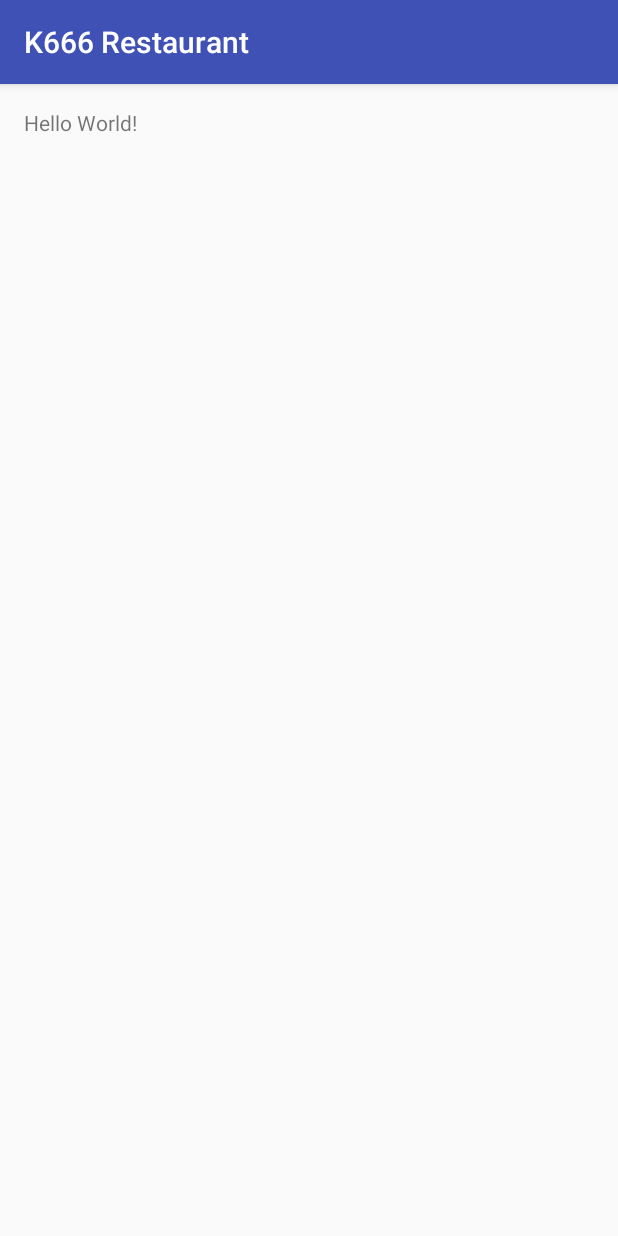
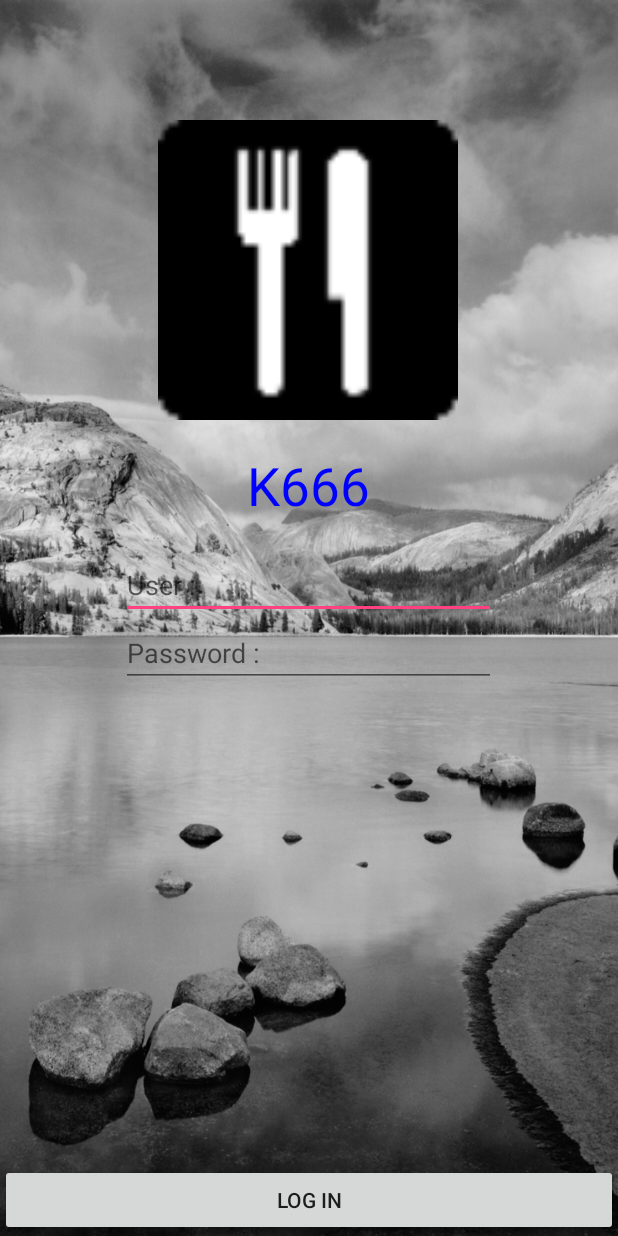
Before and after one commit to TaweevatKao/K666-Restaurant, an Android app: the screen it shows after launch (MainActivity), on a phone screen of 412 x 824 dp. Run offline under Robolectric (Android 15) with nearby library versions, the phone set to English and light mode, and no system bars.

Commit message:
finish 19/03/59  15.00 n

```diff
--- a/app/src/main/java/rru/kao/taweevat/k666restaurant/MainActivity.java
+++ b/app/src/main/java/rru/kao/taweevat/k666restaurant/MainActivity.java
@@ -5,6 +5,9 @@ import android.os.StrictMode;
 import android.support.v7.app.AppCompatActivity;
 import android.os.Bundle;
 import android.util.Log;
+import android.view.View;
+import android.widget.EditText;
+import android.widget.Toast;
 
 import org.apache.http.HttpEntity;
 import org.apache.http.HttpResponse;
@@ -22,12 +25,20 @@ public class MainActivity extends AppCompatActivity {
 
     //explicit
     private MyManage myManage;
+    private EditText userEditText, passwordEditText;
+    private String userString, passwordString;
+
 
 
     @Override
     protected void onCreate(Bundle savedInstanceState) {
         super.onCreate(savedInstanceState);
         setContentView(R.layout.activity_main);
+
+        //Bind widget
+        bindwidget();
+
+
 
         //Request SQLite
         myManage = new MyManage(this);
@@ -45,6 +56,39 @@ public class MainActivity extends AppCompatActivity {
 
 
     }// main method
+
+    public void clickLogin(View view) {
+
+        userString = userEditText.getText().toString().trim();
+        passwordString = passwordEditText.getText().toString().trim();
+
+
+        //cheack space
+        if (userString.equals("") || passwordString.equals("")) {
+            //Have Space
+            myAlertg("มีช่องว่าง");
+
+        } else {
+
+
+
+        }
+
+
+    } //clicklogin
+
+    private void myAlertg(String strMessage) {
+        Toast.makeText(MainActivity.this, strMessage, Toast.LENGTH_SHORT).show();
+
+    }
+
+    private void bindwidget() {
+
+        userEditText = (EditText) findViewById(R.id.editText);
+        passwordEditText = (EditText) findViewById(R.id.editText2);
+
+
+    }
 
     private void sysJSONtoSQLite() {
 
--- a/app/src/main/res/layout/activity_main.xml
+++ b/app/src/main/res/layout/activity_main.xml
@@ -3,14 +3,66 @@
     xmlns:tools="http://schemas.android.com/tools"
     android:layout_width="match_parent"
     android:layout_height="match_parent"
-    android:paddingBottom="@dimen/activity_vertical_margin"
-    android:paddingLeft="@dimen/activity_horizontal_margin"
-    android:paddingRight="@dimen/activity_horizontal_margin"
-    android:paddingTop="@dimen/activity_vertical_margin"
-    tools:context="rru.kao.taweevat.k666restaurant.MainActivity">
+    tools:context=".MainActivity"
+    android:background="@drawable/bg800">
 
-    <TextView
+    <LinearLayout
+        android:orientation="vertical"
         android:layout_width="wrap_content"
         android:layout_height="wrap_content"
-        android:text="Hello World!" />
+        android:layout_centerHorizontal="true"
+        android:layout_marginTop="60dp"
+        android:padding="20dp"
+        android:gravity="center_horizontal">
+
+        <ImageView
+            android:layout_width="@dimen/icon"
+            android:layout_height="@dimen/icon"
+            android:id="@+id/imageView"
+            android:layout_gravity="center_horizontal"
+            android:src="@drawable/restaurant" />
+
+        <TextView
+            android:layout_width="wrap_content"
+            android:layout_height="wrap_content"
+            android:text="K666"
+            android:id="@+id/textView"
+            android:textSize="@dimen/h1"
+            android:layout_gravity="center_horizontal"
+            android:layout_margin="20dp"
+            android:textColor="@color/text" />
+
+        <EditText
+            android:layout_width="@dimen/edittext"
+            android:layout_height="wrap_content"
+            android:id="@+id/editText"
+            android:hint="User :" />
+
+        <EditText
+            android:layout_width="@dimen/edittext"
+            android:layout_height="wrap_content"
+            android:id="@+id/editText2"
+            android:hint="Password :"
+            android:inputType="textPassword"
+            android:password="true" />
+
+    </LinearLayout>
+
+    <LinearLayout
+        android:orientation="horizontal"
+        android:layout_width="match_parent"
+        android:layout_height="wrap_content"
+        android:layout_alignParentBottom="true"
+        android:id="@+id/linBotton">
+
+        <Button
+            android:layout_width="wrap_content"
+            android:layout_height="wrap_content"
+            android:id="@+id/button"
+            android:layout_weight="1"
+            android:text="Log In"
+            android:onClick="clickLogin" />
+
+    </LinearLayout>
+
 </RelativeLayout>
--- a/app/src/main/res/values/colors.xml
+++ b/app/src/main/res/values/colors.xml
@@ -3,4 +3,6 @@
     <color name="colorPrimary">#3F51B5</color>
     <color name="colorPrimaryDark">#303F9F</color>
     <color name="colorAccent">#FF4081</color>
+
+    <color name="text">#0000FF</color>
 </resources>
--- a/app/src/main/res/values/dimens.xml
+++ b/app/src/main/res/values/dimens.xml
@@ -2,4 +2,11 @@
     <!-- Default screen margins, per the Android Design guidelines. -->
     <dimen name="activity_horizontal_margin">16dp</dimen>
     <dimen name="activity_vertical_margin">16dp</dimen>
+
+
+    <dimen name="logo">200dp</dimen>
+    <dimen name="icon">200dp</dimen>
+    <dimen name="edittext">250dp</dimen>
+    <dimen name="h1">35sp</dimen>
+    <dimen name="h2">20sp</dimen>
 </resources>
--- a/app/src/main/res/values/strings.xml
+++ b/app/src/main/res/values/strings.xml
@@ -1,3 +1,8 @@
 <resources>
     <string name="app_name">K666 Restaurant</string>
+
+
+    <string name="user">User :</string>
+    <string name="pass">Password :</string>
+
 </resources>
--- a/app/src/main/res/values/styles.xml
+++ b/app/src/main/res/values/styles.xml
@@ -1,11 +1,13 @@
 <resources>
 
     <!-- Base application theme. -->
-    <style name="AppTheme" parent="Theme.AppCompat.Light.DarkActionBar">
+    <style name="AppTheme" parent="Theme.AppCompat.Light.NoActionBar">
         <!-- Customize your theme here. -->
         <item name="colorPrimary">@color/colorPrimary</item>
         <item name="colorPrimaryDark">@color/colorPrimaryDark</item>
         <item name="colorAccent">@color/colorAccent</item>
     </style>
 
+
+
 </resources>
```
Also changed, not shown: app/src/main/res/drawable/bg800.png (added), app/src/main/res/drawable/restaurant.png (added).
